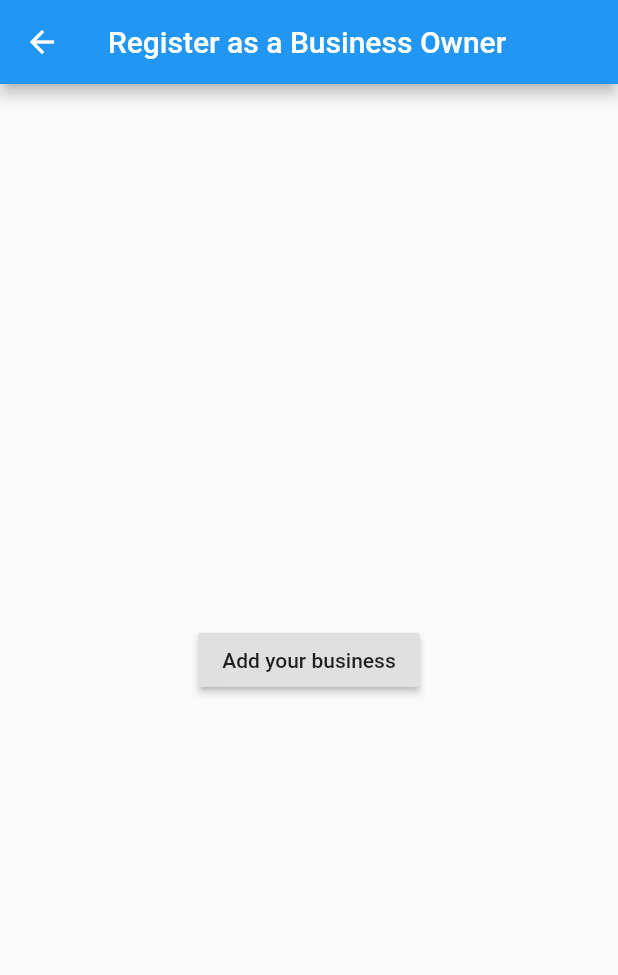
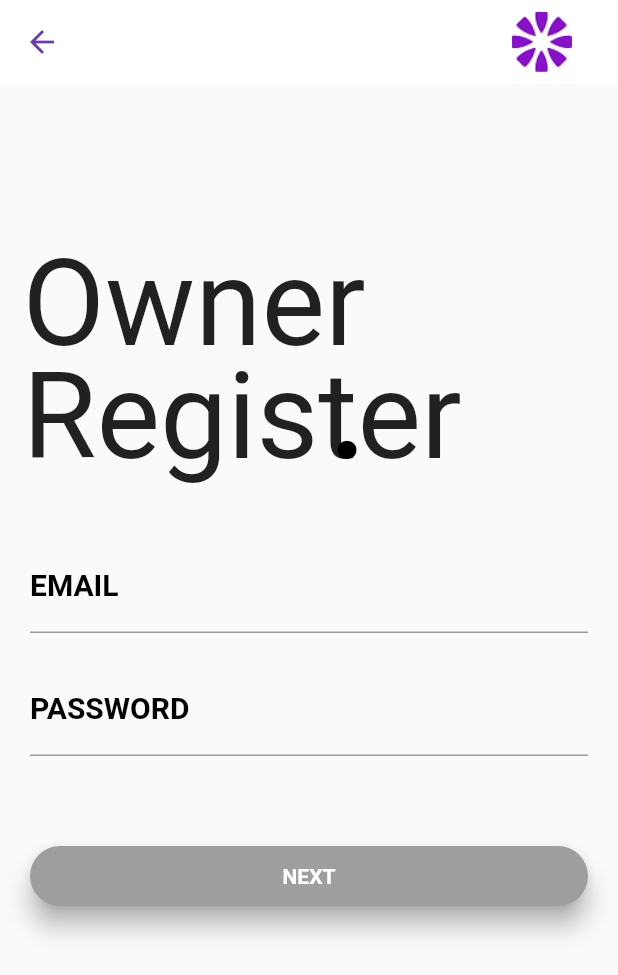
Before and after one commit to veronicakate/f_e_access_the_city, a Flutter app: the OwnerJoin screen opened directly, on a phone screen of 412 x 824 dp. Shown: the top 975 px of the screen. Run offline on Flutter 3.47's test engine with Material 2 defaults, Android fonts, the phone set to English and light mode, and no system bars; Roboto replaces fonts that are missing (Montserrat).

Commit message:
update first page of owner registration

```diff
--- a/access_the_city/lib/pages/owners/owner_join_1.dart
+++ b/access_the_city/lib/pages/owners/owner_join_1.dart
@@ -5,19 +5,126 @@ class OwnerJoin extends StatelessWidget {
   @override
   Widget build(BuildContext context) {
     return Scaffold(
+      resizeToAvoidBottomPadding: false,
         appBar: AppBar(
-        title: Text("Register as a Business Owner"),
+
+        backgroundColor: Colors.white,
+         elevation:0.0,
+
+    title: Row(
+     crossAxisAlignment:CrossAxisAlignment.center,
+      mainAxisAlignment:MainAxisAlignment.end,
+    children:[
+      Image.asset("images/logo.png", width:70.0,height:40.0),
+      Container(
+        // padding:const EdgeInsets.all(20.0),
+      )
+      ]
     ),
-      body: Center(
-        child: RaisedButton(
-          child: Text('Add your business'),
-          onPressed: () {
+        iconTheme: IconThemeData(color: Colors.deepPurple),
+                // iconTheme: IconThemeData(color: Colors.red,size:100, opacity: 1),
+
+      ),
+
+      body: Column(
+        crossAxisAlignment: CrossAxisAlignment.start,
+      children: <Widget>[
+        Container(
+          child: Stack(children: <Widget>[
+            Container(padding:  EdgeInsets.fromLTRB(15.0,100.0,0.0, 0.0),
+            child: Text(
+              'Owner',
+              style: TextStyle(
+                fontSize: 80.0, fontWeight: FontWeight.normal ),
+            ),
+            )   ,
+              Container(
+                padding:  EdgeInsets.fromLTRB(15.0,175.0,0.0, 0.0),
+            child: Text(
+              'Register',
+              style: TextStyle(
+                fontSize: 80.0, fontWeight: FontWeight.normal ),
+            ),
+            ),
+            Container(
+                padding:  EdgeInsets.fromLTRB(220.0,175.0,0.0, 0.0),
+            child: Text(
+              '.',
+              style: TextStyle(
+                fontSize: 80.0, fontWeight: FontWeight.bold,color: Colors.black ),
+            ),
+            )
+          ],
+          )
+          ),
+          Container(
+            padding: EdgeInsets.only(top:35.0,left: 20.0,right:20.0),
+            child: Column(children: <Widget>[
+              TextField(
+                decoration:  InputDecoration(
+                  labelText: 'EMAIL',
+                  labelStyle: TextStyle(fontFamily: 'Montserrat',
+                  fontWeight: FontWeight.bold ,
+                  color:Colors.black,
+                  fontSize: 20.0
+                  ),
+                focusedBorder: UnderlineInputBorder(borderSide:  BorderSide(color: Colors.black))
+
+                ),
+              ),
+              SizedBox(height: 20.0),
+              TextField(
+                decoration:  InputDecoration(
+                  labelText: 'PASSWORD',
+                  labelStyle: TextStyle(fontFamily: 'Montserrat',
+                  fontWeight: FontWeight.bold ,
+                  color:Colors.black,
+                  fontSize: 20.0
+                  ),
+                focusedBorder: UnderlineInputBorder(borderSide:  BorderSide(color: Colors.black))
+
+                ),
+                obscureText: true,
+              ),
+              SizedBox(height: 20.0),
+              SizedBox(height: 40.0),
+              Container(
+                height: 40.0,
+                child: Material(
+                  borderRadius:  BorderRadius.circular(20.0),
+                  shadowColor: Colors.grey,
+                  color: Colors.grey,
+                  elevation: 7.0,
+                  child:GestureDetector (
+                    onTap: () {
        Navigator.push(
               context,
         MaterialPageRoute(builder: (context) => RegisterBusiness()),
           );
                     },
+                    child:Center(
+                      child:Text(
+                        'NEXT',
+                        style: TextStyle(
+                        color: Colors.white,
+                        fontWeight: FontWeight.bold,
+                        fontFamily:  'Montserrat'
                         ),
+                      ) ,
+                    )
+                  ),
+
+                ),
+              ),
+              SizedBox(height: 20.0),
+              Container(
+                height: 40.0,
+              )
+
+            ],
+            ),
+          )
+      ],
       ),
     );
   }
```
Lines whose indentation alone changed are shown as unchanged.
